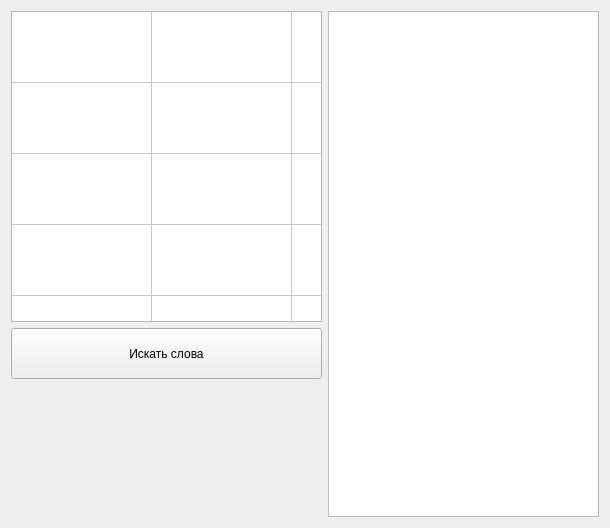
The window that Balda/mainwindow.ui (lefrostx/balda) describes before a commit, drawn with Qt 5.
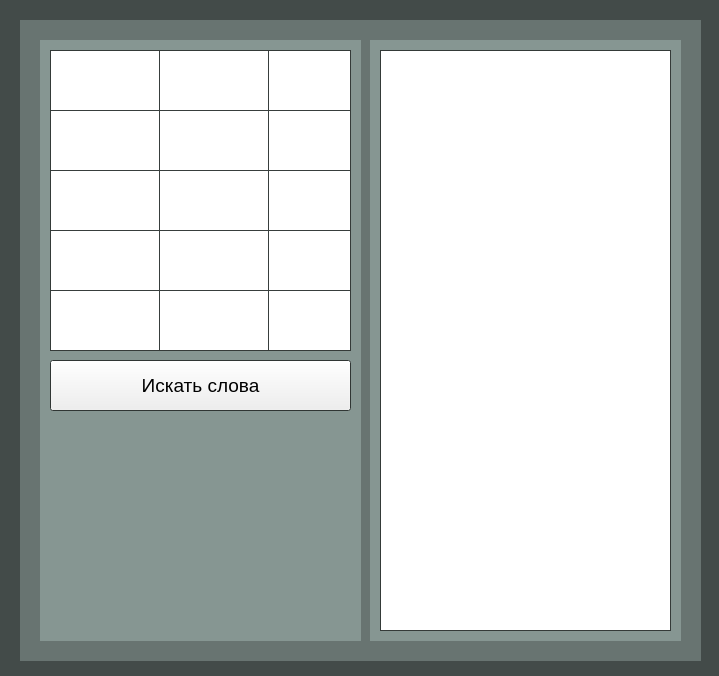
The same window after the commit.

```diff
--- a/Balda/mainwindow.ui
+++ b/Balda/mainwindow.ui
@@ -6,10 +6,74 @@
    <rect>
     <x>0</x>
     <y>0</y>
-    <width>610</width>
-    <height>528</height>
+    <width>719</width>
+    <height>676</height>
    </rect>
   </property>
+  <property name="palette">
+   <palette>
+    <active>
+     <colorrole role="Base">
+      <brush brushstyle="SolidPattern">
+       <color alpha="255">
+        <red>255</red>
+        <green>255</green>
+        <blue>255</blue>
+       </color>
+      </brush>
+     </colorrole>
+     <colorrole role="Window">
+      <brush brushstyle="SolidPattern">
+       <color alpha="255">
+        <red>67</red>
+        <green>75</green>
+        <blue>73</blue>
+       </color>
+      </brush>
+     </colorrole>
+    </active>
+    <inactive>
+     <colorrole role="Base">
+      <brush brushstyle="SolidPattern">
+       <color alpha="255">
+        <red>255</red>
+        <green>255</green>
+        <blue>255</blue>
+       </color>
+      </brush>
+     </colorrole>
+     <colorrole role="Window">
+      <brush brushstyle="SolidPattern">
+       <color alpha="255">
+        <red>67</red>
+        <green>75</green>
+        <blue>73</blue>
+       </color>
+      </brush>
+     </colorrole>
+    </inactive>
+    <disabled>
+     <colorrole role="Base">
+      <brush brushstyle="SolidPattern">
+       <color alpha="255">
+        <red>67</red>
+        <green>75</green>
+        <blue>73</blue>
+       </color>
+      </brush>
+     </colorrole>
+     <colorrole role="Window">
+      <brush brushstyle="SolidPattern">
+       <color alpha="255">
+        <red>67</red>
+        <green>75</green>
+        <blue>73</blue>
+       </color>
+      </brush>
+     </colorrole>
+    </disabled>
+   </palette>
+  </property>
   <property name="windowTitle">
    <string>Помощник для игры Балда</string>
   </property>
@@ -17,17 +81,283 @@
    <bool>true</bool>
   </property>
   <widget class="QWidget" name="centralWidget">
-   <layout class="QVBoxLayout" name="verticalLayout_2">
-    <item>
-     <layout class="QHBoxLayout" name="horizontalLayout">
-      <item>
-       <layout class="QVBoxLayout" name="verticalLayout">
-        <item>
+   <widget class="QLabel" name="label">
+    <property name="geometry">
+     <rect>
+      <x>40</x>
+      <y>40</y>
+      <width>321</width>
+      <height>601</height>
+     </rect>
+    </property>
+    <property name="palette">
+     <palette>
+      <active>
+       <colorrole role="Base">
+        <brush brushstyle="SolidPattern">
+         <color alpha="255">
+          <red>255</red>
+          <green>255</green>
+          <blue>255</blue>
+         </color>
+        </brush>
+       </colorrole>
+       <colorrole role="Window">
+        <brush brushstyle="SolidPattern">
+         <color alpha="255">
+          <red>134</red>
+          <green>150</green>
+          <blue>146</blue>
+         </color>
+        </brush>
+       </colorrole>
+      </active>
+      <inactive>
+       <colorrole role="Base">
+        <brush brushstyle="SolidPattern">
+         <color alpha="255">
+          <red>255</red>
+          <green>255</green>
+          <blue>255</blue>
+         </color>
+        </brush>
+       </colorrole>
+       <colorrole role="Window">
+        <brush brushstyle="SolidPattern">
+         <color alpha="255">
+          <red>134</red>
+          <green>150</green>
+          <blue>146</blue>
+         </color>
+        </brush>
+       </colorrole>
+      </inactive>
+      <disabled>
+       <colorrole role="Base">
+        <brush brushstyle="SolidPattern">
+         <color alpha="255">
+          <red>134</red>
+          <green>150</green>
+          <blue>146</blue>
+         </color>
+        </brush>
+       </colorrole>
+       <colorrole role="Window">
+        <brush brushstyle="SolidPattern">
+         <color alpha="255">
+          <red>134</red>
+          <green>150</green>
+          <blue>146</blue>
+         </color>
+        </brush>
+       </colorrole>
+      </disabled>
+     </palette>
+    </property>
+    <property name="autoFillBackground">
+     <bool>true</bool>
+    </property>
+    <property name="text">
+     <string/>
+    </property>
+   </widget>
+   <widget class="QLabel" name="label_2">
+    <property name="geometry">
+     <rect>
+      <x>370</x>
+      <y>40</y>
+      <width>311</width>
+      <height>601</height>
+     </rect>
+    </property>
+    <property name="palette">
+     <palette>
+      <active>
+       <colorrole role="Base">
+        <brush brushstyle="SolidPattern">
+         <color alpha="255">
+          <red>255</red>
+          <green>255</green>
+          <blue>255</blue>
+         </color>
+        </brush>
+       </colorrole>
+       <colorrole role="Window">
+        <brush brushstyle="SolidPattern">
+         <color alpha="255">
+          <red>134</red>
+          <green>150</green>
+          <blue>146</blue>
+         </color>
+        </brush>
+       </colorrole>
+      </active>
+      <inactive>
+       <colorrole role="Base">
+        <brush brushstyle="SolidPattern">
+         <color alpha="255">
+          <red>255</red>
+          <green>255</green>
+          <blue>255</blue>
+         </color>
+        </brush>
+       </colorrole>
+       <colorrole role="Window">
+        <brush brushstyle="SolidPattern">
+         <color alpha="255">
+          <red>134</red>
+          <green>150</green>
+          <blue>146</blue>
+         </color>
+        </brush>
+       </colorrole>
+      </inactive>
+      <disabled>
+       <colorrole role="Base">
+        <brush brushstyle="SolidPattern">
+         <color alpha="255">
+          <red>134</red>
+          <green>150</green>
+          <blue>146</blue>
+         </color>
+        </brush>
+       </colorrole>
+       <colorrole role="Window">
+        <brush brushstyle="SolidPattern">
+         <color alpha="255">
+          <red>134</red>
+          <green>150</green>
+          <blue>146</blue>
+         </color>
+        </brush>
+       </colorrole>
+      </disabled>
+     </palette>
+    </property>
+    <property name="autoFillBackground">
+     <bool>true</bool>
+    </property>
+    <property name="text">
+     <string/>
+    </property>
+   </widget>
+   <widget class="QLabel" name="label_3">
+    <property name="geometry">
+     <rect>
+      <x>20</x>
+      <y>20</y>
+      <width>681</width>
+      <height>641</height>
+     </rect>
+    </property>
+    <property name="palette">
+     <palette>
+      <active>
+       <colorrole role="Base">
+        <brush brushstyle="SolidPattern">
+         <color alpha="255">
+          <red>255</red>
+          <green>255</green>
+          <blue>255</blue>
+         </color>
+        </brush>
+       </colorrole>
+       <colorrole role="Window">
+        <brush brushstyle="SolidPattern">
+         <color alpha="255">
+          <red>104</red>
+          <green>116</green>
+          <blue>113</blue>
+         </color>
+        </brush>
+       </colorrole>
+      </active>
+      <inactive>
+       <colorrole role="Base">
+        <brush brushstyle="SolidPattern">
+         <color alpha="255">
+          <red>255</red>
+          <green>255</green>
+          <blue>255</blue>
+         </color>
+        </brush>
+       </colorrole>
+       <colorrole role="Window">
+        <brush brushstyle="SolidPattern">
+         <color alpha="255">
+          <red>104</red>
+          <green>116</green>
+          <blue>113</blue>
+         </color>
+        </brush>
+       </colorrole>
+      </inactive>
+      <disabled>
+       <colorrole role="Base">
+        <brush brushstyle="SolidPattern">
+         <color alpha="255">
+          <red>104</red>
+          <green>116</green>
+          <blue>113</blue>
+         </color>
+        </brush>
+       </colorrole>
+       <colorrole role="Window">
+        <brush brushstyle="SolidPattern">
+         <color alpha="255">
+          <red>104</red>
+          <green>116</green>
+          <blue>113</blue>
+         </color>
+        </brush>
+       </colorrole>
+      </disabled>
+     </palette>
+    </property>
+    <property name="autoFillBackground">
+     <bool>true</bool>
+    </property>
+    <property name="text">
+     <string/>
+    </property>
+   </widget>
+   <widget class="QPushButton" name="searchStartButton">
+    <property name="geometry">
+     <rect>
+      <x>50</x>
+      <y>360</y>
+      <width>301</width>
+      <height>51</height>
+     </rect>
+    </property>
+    <property name="minimumSize">
+     <size>
+      <width>0</width>
+      <height>51</height>
+     </size>
+    </property>
+    <property name="font">
+     <font>
+      <pointsize>14</pointsize>
+     </font>
+    </property>
+    <property name="text">
+     <string>Искать слова</string>
+    </property>
+   </widget>
          <widget class="QTableWidget" name="gameTable">
+    <property name="geometry">
+     <rect>
+      <x>50</x>
+      <y>50</y>
+      <width>301</width>
+      <height>301</height>
+     </rect>
+    </property>
           <property name="minimumSize">
            <size>
-            <width>311</width>
-            <height>311</height>
+      <width>301</width>
+      <height>301</height>
            </size>
           </property>
           <property name="maximumSize">
@@ -39,7 +369,7 @@
           <property name="font">
            <font>
             <family>Courier 10 Pitch</family>
-            <pointsize>36</pointsize>
+      <pointsize>28</pointsize>
             <weight>75</weight>
             <bold>true</bold>
            </font>
@@ -97,40 +427,15 @@
           <column/>
           <column/>
          </widget>
-        </item>
-        <item>
-         <widget class="QPushButton" name="searchStartButton">
-          <property name="minimumSize">
-           <size>
-            <width>0</width>
-            <height>51</height>
-           </size>
-          </property>
-          <property name="text">
-           <string>Искать слова</string>
-          </property>
-         </widget>
-        </item>
-        <item>
-         <spacer name="verticalSpacer">
-          <property name="orientation">
-           <enum>Qt::Vertical</enum>
-          </property>
-          <property name="sizeType">
-           <enum>QSizePolicy::Expanding</enum>
-          </property>
-          <property name="sizeHint" stdset="0">
-           <size>
-            <width>20</width>
-            <height>40</height>
-           </size>
-          </property>
-         </spacer>
-        </item>
-       </layout>
-      </item>
-      <item>
        <widget class="QTextBrowser" name="foundWordsText">
+    <property name="geometry">
+     <rect>
+      <x>380</x>
+      <y>50</y>
+      <width>291</width>
+      <height>581</height>
+     </rect>
+    </property>
         <property name="minimumSize">
          <size>
           <width>256</width>
@@ -138,10 +443,12 @@
          </size>
         </property>
        </widget>
-      </item>
-     </layout>
-    </item>
-   </layout>
+   <zorder>label_3</zorder>
+   <zorder>label</zorder>
+   <zorder>label_2</zorder>
+   <zorder>foundWordsText</zorder>
+   <zorder>searchStartButton</zorder>
+   <zorder>gameTable</zorder>
   </widget>
  </widget>
  <layoutdefault spacing="6" margin="11"/>
```
Lines whose indentation alone changed are shown as unchanged.
